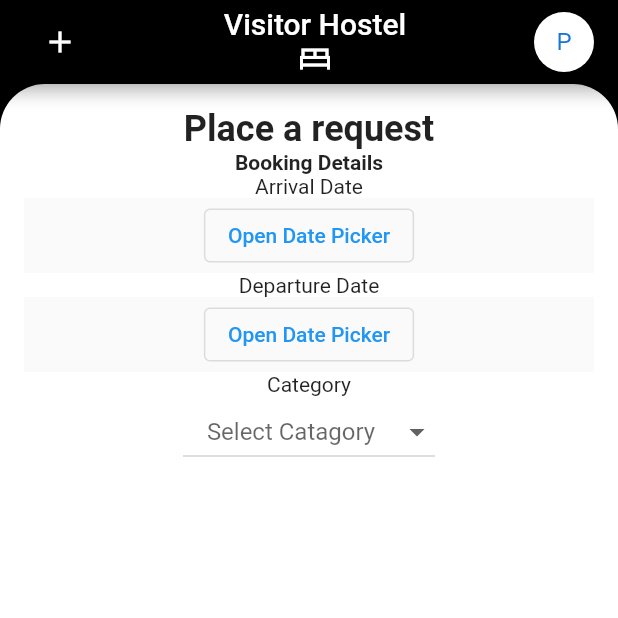
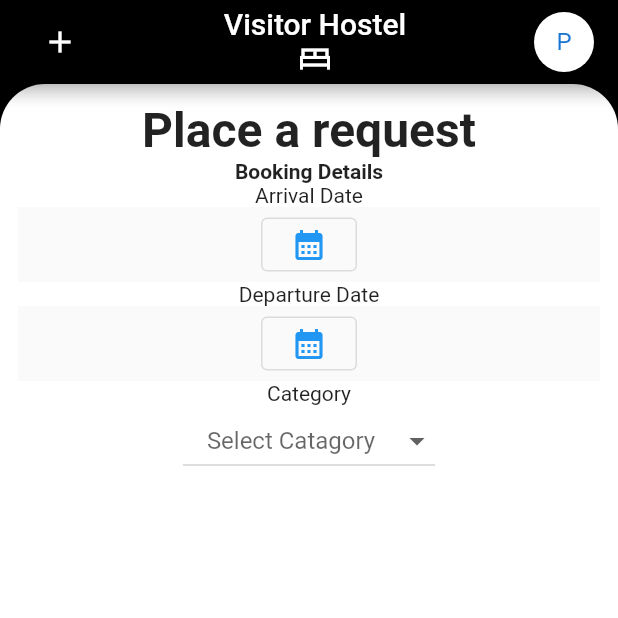
Before and after one commit to Adarshkumar167/fusion_app_visitors_mostel_module, a Flutter app: the screen it shows after launch, on a phone screen of 412 x 824 dp, the top half of it. Run offline on Flutter 3.47's test engine with Material 2 defaults, Android fonts, the phone set to English and light mode, and no system bars; drawn by our look-alikes of dropdown_button2.

Commit message:
Some_changes

```diff
--- a/lib/main.dart
+++ b/lib/main.dart
@@ -12,17 +12,9 @@ class MyApp extends StatelessWidget {
   @override
   Widget build(BuildContext context) {
     return MaterialApp(
-      title: 'Flutter Demo',
+      title: 'Fusion IIITDM Jabalpur',
       theme: ThemeData(
         // This is the theme of your application.
-        //
-        // Try running your application with "flutter run". You'll see the
-        // application has a blue toolbar. Then, without quitting the app, try
-        // changing the primarySwatch below to Colors.green and then invoke
-        // "hot reload" (press "r" in the console where you ran "flutter run",
-        // or simply save your changes to "hot reload" in a Flutter IDE).
-        // Notice that the counter didn't reset back to zero; the application
-        // is not restarted.
         primarySwatch: Colors.blue,
       ),
       home: const landing(),
--- a/lib/screens/datepick.dart
+++ b/lib/screens/datepick.dart
@@ -37,8 +37,8 @@ class _MyStatefulWidgetState extends State<DatePicker> with RestorationMixin {
           restorationId: 'date_picker_dialog',
           initialEntryMode: DatePickerEntryMode.calendarOnly,
           initialDate: DateTime.fromMillisecondsSinceEpoch(arguments! as int),
-          firstDate: DateTime(2021),
-          lastDate: DateTime(2024),
+          firstDate: DateTime(2020),
+          lastDate: DateTime(2030),
         );
       },
     );
@@ -71,7 +71,7 @@ class _MyStatefulWidgetState extends State<DatePicker> with RestorationMixin {
           onPressed: () {
             _restorableDatePickerRouteFuture.present();
           },
-          child: const Text('Open Date Picker'),
+          child: const Icon(Icons.calendar_month),
         ),
       ),
     );
--- a/lib/screens/landing.dart
+++ b/lib/screens/landing.dart
@@ -48,13 +48,13 @@ class _landingState extends State<landing> {
                     topLeft: Radius.circular(30),
                     topRight: Radius.circular(30))),
             child: Padding(
-              padding: const EdgeInsets.all(16.0),
+              padding: const EdgeInsets.all(12.0),
               child: Column(
                 mainAxisAlignment: MainAxisAlignment.start,
                 children: [
                   const Text(
                     "Place a request",
-                    style: TextStyle(fontSize: 24, fontWeight: FontWeight.w700),
+                    style: TextStyle(fontSize: 32, fontWeight: FontWeight.w700),
                   ),
                   const Text("Booking Details",
                       style:
```
Also changed, not shown: lib/screens/booking.dart (deleted).
